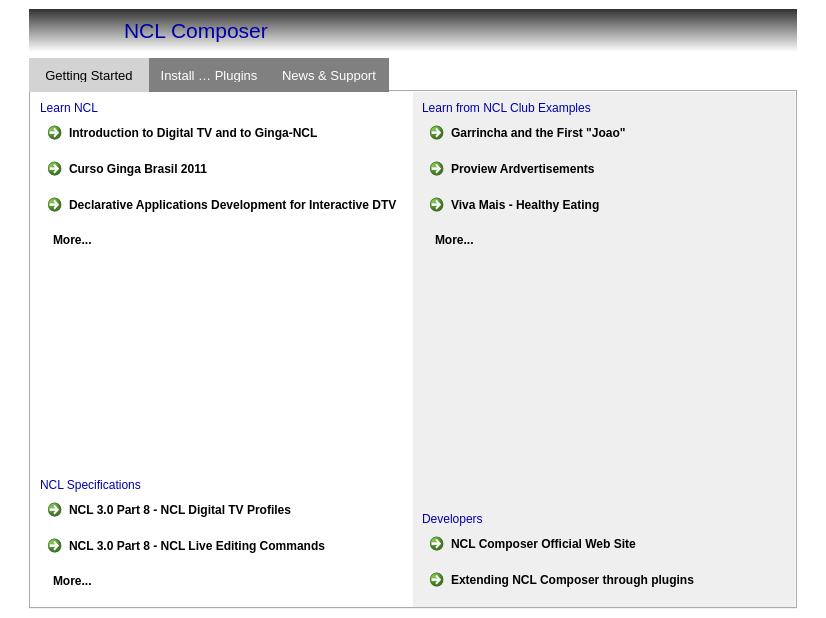
Above: composer-gui/ui/WelcomeWidget.ui from TeleMidia/nclcomposer before the change. Below: the same form after it.
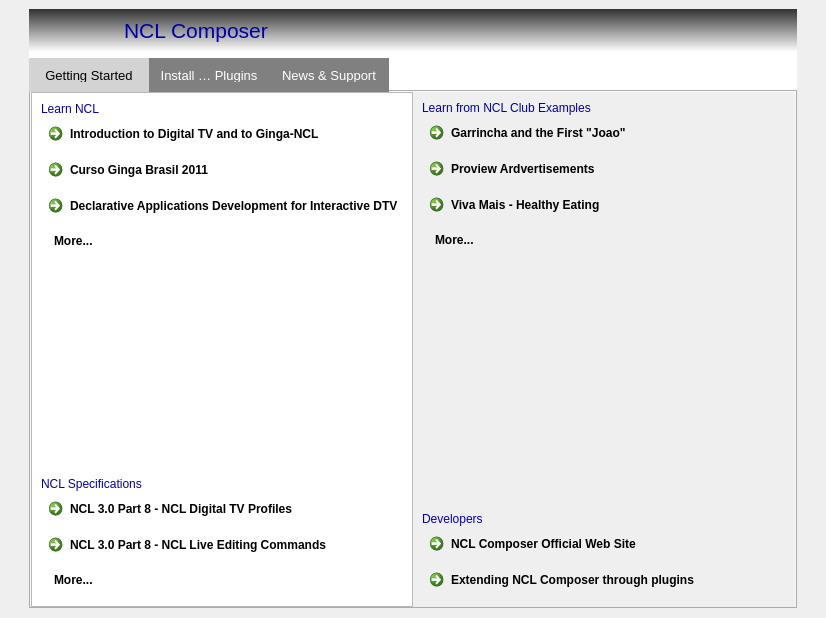
That is the form after the change. Icons and pictures are not drawn.

Commit message:
[gui] maint: Icon to Windows and bg image to Welcome.
* Composer.pro: Likewise.
* images.qrc: Likewise.
* ui/WelcomeWidget.ui: Likewise.
* src/ComposerMainWindow.cpp: Likewise.
* images/icon.ico: New file.
* images/nclcomposer.rc: New file.

Diff of the .ui file:
```diff
--- a/composer-gui/ui/WelcomeWidget.ui
+++ b/composer-gui/ui/WelcomeWidget.ui
@@ -22,8 +22,7 @@
 	color: rgb(0, 0, 171)
 }
 #frame_3 {
-	background-image: url(:/mainwindow/bg_gray);
-    background-color:white;
+	background: url(:/mainwindow/bggray);
     border: 0px;
 }
 
@@ -76,7 +75,7 @@
    <item row="0" column="0">
     <widget class="QFrame" name="frame_3">
      <property name="frameShape">
-      <enum>QFrame::StyledPanel</enum>
+      <enum>QFrame::WinPanel</enum>
      </property>
      <property name="frameShadow">
       <enum>QFrame::Raised</enum>
@@ -207,7 +206,7 @@
                 <bool>false</bool>
                </property>
                <property name="frameShape">
-                <enum>QFrame::NoFrame</enum>
+                <enum>QFrame::StyledPanel</enum>
                </property>
                <property name="frameShadow">
                 <enum>QFrame::Raised</enum>
```
The commit also changes 5 other files.
